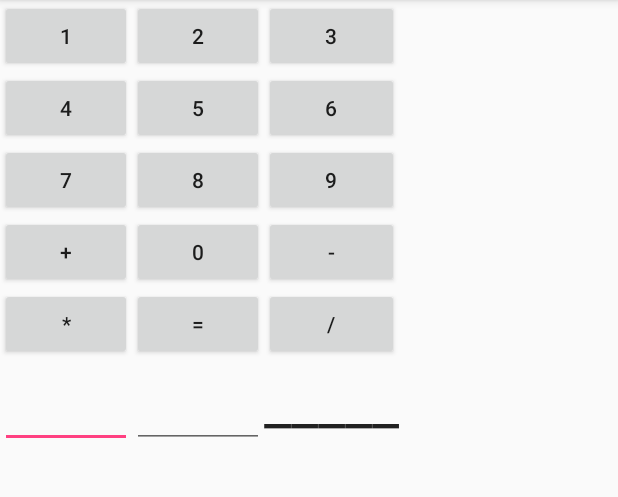
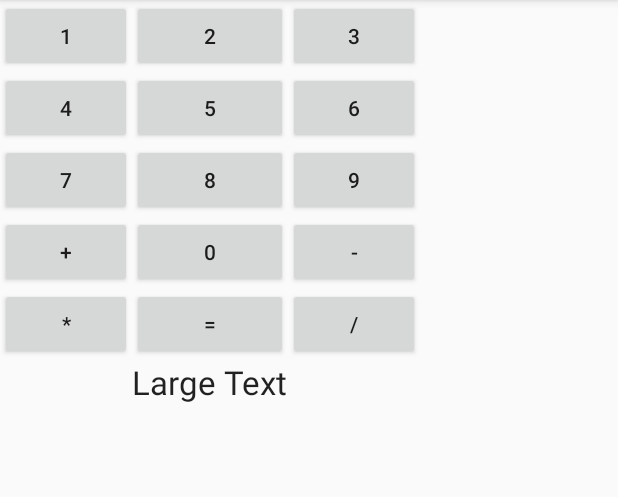
Before and after one commit to Renat7583671/calc01, an Android app: the screen it shows after launch (MainActivity), on a phone screen of 412 x 824 dp, the part 84-581 px from its top. Run offline under Robolectric (Android 15) with nearby library versions, the phone set to English and light mode, and no system bars.

Commit message:
Vaid entries for announce

```diff
--- a/app/src/main/java/com/example/renat/mycalculatortest003/MainActivity.java
+++ b/app/src/main/java/com/example/renat/mycalculatortest003/MainActivity.java
@@ -2,8 +2,29 @@ package com.example.renat.mycalculatortest003;
 
 import android.support.v7.app.AppCompatActivity;
 import android.os.Bundle;
+import android.widget.Button;
+import android.widget.TextView;
 
 public class MainActivity extends AppCompatActivity {
+    TextView textView;
+    Button button1;
+    Button button2;
+    Button button3;
+    Button button4;
+    Button button5;
+    Button button6;
+    Button button7;
+    Button button8;
+    Button button9;
+    Button button10;
+    Button button11;
+    Button button12;
+    Button button13;
+    Button button14;
+    Button button15;
+
+
+
 
     @Override
     protected void onCreate(Bundle savedInstanceState) {
--- a/app/src/main/res/layout/calc.xml
+++ b/app/src/main/res/layout/calc.xml
@@ -139,29 +139,13 @@
         android:layout_width="match_parent"
         android:layout_height="match_parent">
 
-        <EditText
-            android:layout_width="wrap_content"
-            android:layout_height="wrap_content"
-            android:id="@+id/editText"
-            android:layout_column="0"
-            android:inputType="number" />
-
-        <EditText
-            android:layout_width="wrap_content"
-            android:layout_height="wrap_content"
-            android:id="@+id/editText2"
-            android:layout_column="1"
-            android:inputType="number" />
-
         <TextView
-            android:layout_width="wrap_content"
+            android:layout_width="match_parent"
             android:layout_height="wrap_content"
             android:textAppearance="?android:attr/textAppearanceLarge"
-            android:textSize="18pt"
-            android:id="@+id/tvResult"
-            android:layout_column="2"
-            android:text="@string/tvReult" />
-
+            android:text="Large Text"
+            android:id="@+id/textView"
+            android:layout_column="1" />
     </TableRow>
 
 
```
